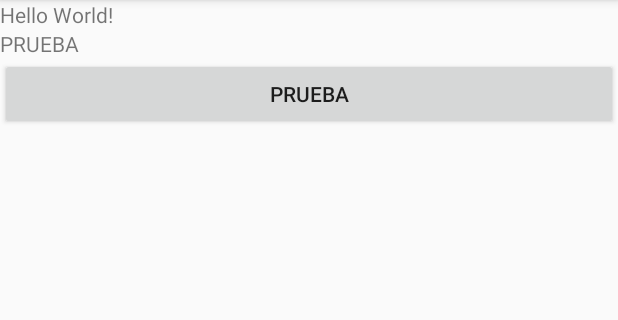
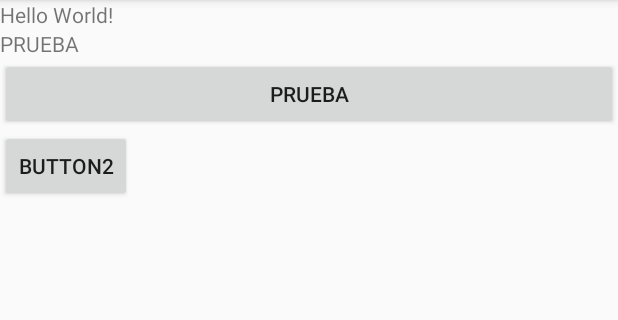
Before and after one commit to jsbernalp/PruebaSourceTree, an Android app: the screen it shows after launch (MainActivity), on a phone screen of 412 x 824 dp, the part 84-404 px from its top. Run offline under Robolectric (Android 15) with nearby library versions, the phone set to English and light mode, and no system bars.

Commit message:
nuevo permiso

```diff
--- a/app/src/main/AndroidManifest.xml
+++ b/app/src/main/AndroidManifest.xml
@@ -1,7 +1,7 @@
 <?xml version="1.0" encoding="utf-8"?>
 <manifest xmlns:android="http://schemas.android.com/apk/res/android"
           package="com.example.pruebasourcetree">
-
+    <uses-permission android:name="android.permission.INTERNET"/>
     <application
             android:allowBackup="true"
             android:icon="@mipmap/ic_launcher"
--- a/app/src/main/res/layout/activity_main.xml
+++ b/app/src/main/res/layout/activity_main.xml
@@ -24,6 +24,8 @@
     />
     <Button android:layout_width="match_parent" android:layout_height="wrap_content"
     android:text="PRUEBA"/>
+    <Button android:layout_width="wrap_content" android:layout_height="wrap_content"
+    android:text="BUTTON2"/>
 
 </LinearLayout>
 
```
